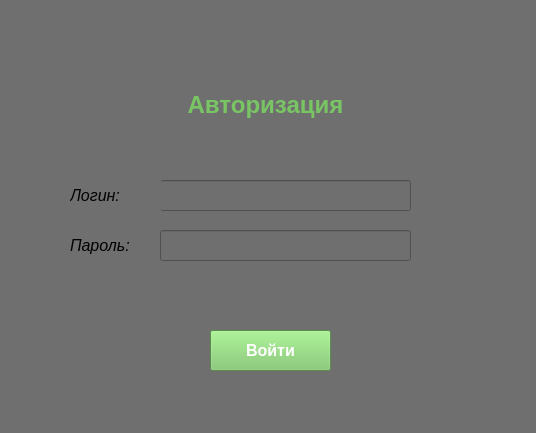
First picture: the form in untitled.ui, repository mrfrend/master_pol, before the edit.
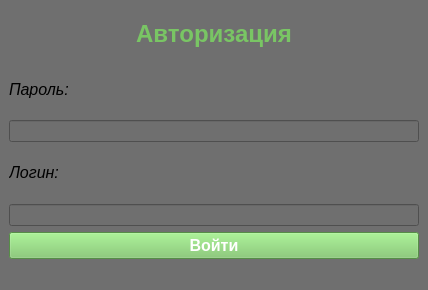
Second picture: the form after the edit.

```diff
--- a/untitled.ui
+++ b/untitled.ui
@@ -6,8 +6,8 @@
    <rect>
     <x>0</x>
     <y>0</y>
-    <width>536</width>
-    <height>433</height>
+    <width>428</width>
+    <height>290</height>
    </rect>
   </property>
   <property name="windowTitle">
@@ -17,15 +17,38 @@
    <string notr="true">background-color: rgb(111, 111, 111);</string>
   </property>
   <widget class="QWidget" name="centralwidget">
+   <layout class="QVBoxLayout" name="verticalLayout_2">
+    <item>
+     <layout class="QVBoxLayout" name="verticalLayout">
+      <item>
+       <widget class="QLabel" name="Autolabel">
+        <property name="text">
+         <string>&lt;html&gt;&lt;head/&gt;&lt;body&gt;&lt;p align=&quot;center&quot;&gt;&lt;span style=&quot; font-size:18pt; font-weight:600; color:#79c564;&quot;&gt;Авторизация&lt;/span&gt;&lt;/p&gt;&lt;/body&gt;&lt;/html&gt;</string>
+        </property>
+       </widget>
+      </item>
+      <item>
+       <widget class="QLabel" name="Autolabel_3">
+        <property name="text">
+         <string>&lt;html&gt;&lt;head/&gt;&lt;body&gt;&lt;p&gt;&lt;span style=&quot; font-size:12pt; font-style:italic;&quot;&gt;Пароль:&lt;/span&gt;&lt;/p&gt;&lt;/body&gt;&lt;/html&gt;</string>
+        </property>
+       </widget>
+      </item>
+      <item>
+       <widget class="QLineEdit" name="lineEdit"/>
+      </item>
+      <item>
+       <widget class="QLabel" name="Autolabel_2">
+        <property name="text">
+         <string>&lt;html&gt;&lt;head/&gt;&lt;body&gt;&lt;p&gt;&lt;span style=&quot; font-size:12pt; font-style:italic;&quot;&gt;Логин:&lt;/span&gt;&lt;/p&gt;&lt;/body&gt;&lt;/html&gt;</string>
+        </property>
+       </widget>
+      </item>
+      <item>
+       <widget class="QLineEdit" name="lineEdit_2"/>
+      </item>
+      <item>
    <widget class="QPushButton" name="AutoButton">
-    <property name="geometry">
-     <rect>
-      <x>210</x>
-      <y>330</y>
-      <width>121</width>
-      <height>41</height>
-     </rect>
-    </property>
     <property name="palette">
      <palette>
       <active>
@@ -186,65 +209,10 @@
      <string>Войти</string>
     </property>
    </widget>
-   <widget class="QLabel" name="Autolabel">
-    <property name="geometry">
-     <rect>
-      <x>180</x>
-      <y>80</y>
-      <width>171</width>
-      <height>51</height>
-     </rect>
-    </property>
-    <property name="text">
-     <string>&lt;html&gt;&lt;head/&gt;&lt;body&gt;&lt;p align=&quot;center&quot;&gt;&lt;span style=&quot; font-size:18pt; font-weight:600; color:#79c564;&quot;&gt;Авторизация&lt;/span&gt;&lt;/p&gt;&lt;/body&gt;&lt;/html&gt;</string>
-    </property>
-   </widget>
-   <widget class="QLineEdit" name="lineEdit">
-    <property name="geometry">
-     <rect>
-      <x>160</x>
-      <y>180</y>
-      <width>251</width>
-      <height>31</height>
-     </rect>
-    </property>
-   </widget>
-   <widget class="QLabel" name="Autolabel_2">
-    <property name="geometry">
-     <rect>
-      <x>70</x>
-      <y>180</y>
-      <width>91</width>
-      <height>31</height>
-     </rect>
-    </property>
-    <property name="text">
-     <string>&lt;html&gt;&lt;head/&gt;&lt;body&gt;&lt;p&gt;&lt;span style=&quot; font-size:12pt; font-style:italic;&quot;&gt;Логин:&lt;/span&gt;&lt;/p&gt;&lt;/body&gt;&lt;/html&gt;</string>
-    </property>
-   </widget>
-   <widget class="QLabel" name="Autolabel_3">
-    <property name="geometry">
-     <rect>
-      <x>70</x>
-      <y>230</y>
-      <width>91</width>
-      <height>31</height>
-     </rect>
-    </property>
-    <property name="text">
-     <string>&lt;html&gt;&lt;head/&gt;&lt;body&gt;&lt;p&gt;&lt;span style=&quot; font-size:12pt; font-style:italic;&quot;&gt;Пароль:&lt;/span&gt;&lt;/p&gt;&lt;/body&gt;&lt;/html&gt;</string>
-    </property>
-   </widget>
-   <widget class="QLineEdit" name="lineEdit_2">
-    <property name="geometry">
-     <rect>
-      <x>160</x>
-      <y>230</y>
-      <width>251</width>
-      <height>31</height>
-     </rect>
-    </property>
-   </widget>
+      </item>
+     </layout>
+    </item>
+   </layout>
   </widget>
   <widget class="QStatusBar" name="statusbar"/>
  </widget>
```
Lines whose indentation alone changed are shown as unchanged.
